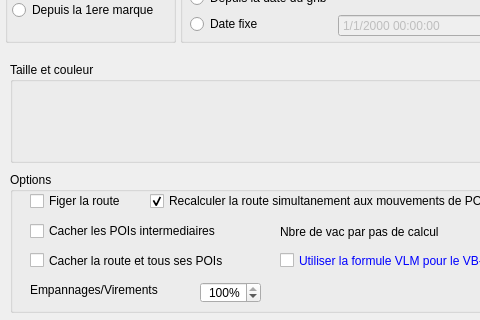
This is src/Ui/Route_Editor.ui in nohal/qtVlm as Qt 5 draws it before an edit; both pictures show x 0 to 480 and y 158 to 478 of the 580 by 478 pixel window. The edited form follows.
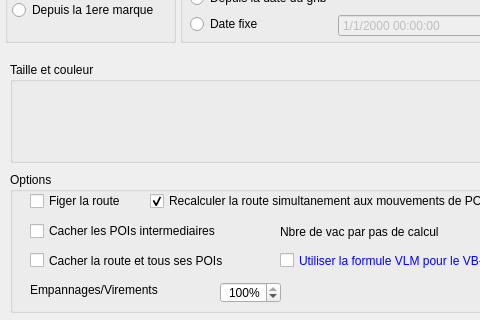
This is the edited form.

Diff of the .ui file:
```diff
--- a/src/Ui/Route_Editor.ui
+++ b/src/Ui/Route_Editor.ui
@@ -236,7 +236,7 @@
       <rect>
        <x>20</x>
        <y>110</y>
-       <width>171</width>
+       <width>181</width>
        <height>16</height>
       </rect>
      </property>
@@ -247,7 +247,7 @@
     <widget class="QSpinBox" name="speedLossOnTack">
      <property name="geometry">
       <rect>
-       <x>190</x>
+       <x>210</x>
        <y>110</y>
        <width>61</width>
        <height>21</height>
```
Left out of the diff: 30 changed lines with no effect on the pictures.
